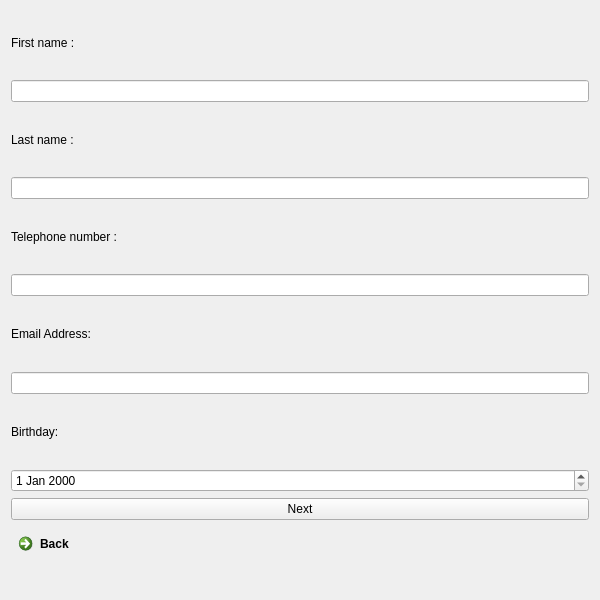
The window that ui/enter_profile.ui (PooyaFekri/LinkedIn) describes before a commit, drawn with Qt 5.
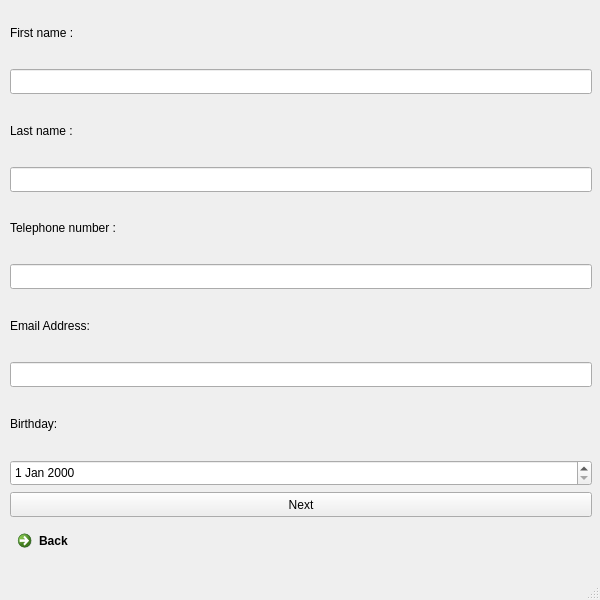
The same window after the commit.

Patch:
```diff
--- a/ui/enter_profile.ui
+++ b/ui/enter_profile.ui
@@ -1,7 +1,7 @@
 <?xml version="1.0" encoding="UTF-8"?>
 <ui version="4.0">
- <class>EnterProfile</class>
- <widget class="QWidget" name="EnterProfile">
+ <class>MainWindow</class>
+ <widget class="QMainWindow" name="MainWindow">
   <property name="geometry">
    <rect>
     <x>0</x>
@@ -13,59 +13,147 @@
   <property name="windowTitle">
    <string>Form</string>
   </property>
-  <property name="layoutDirection">
-   <enum>Qt::LeftToRight</enum>
-  </property>
-  <layout class="QVBoxLayout" name="verticalLayout">
-   <item>
-    <widget class="QLabel" name="label">
-     <property name="text">
-      <string>First name :</string>
-     </property>
-    </widget>
-   </item>
-   <item>
-    <widget class="QLineEdit" name="lineEdit_firstName"/>
-   </item>
-   <item>
-    <widget class="QLabel" name="label_2">
-     <property name="text">
-      <string>Last name :</string>
-     </property>
-    </widget>
-   </item>
-   <item>
-    <widget class="QLineEdit" name="lineEdit_lastName"/>
-   </item>
-   <item>
+  <widget class="QWidget" name="centralwidget">
+   <widget class="QLineEdit" name="lineEdit_firstName">
+    <property name="geometry">
+     <rect>
+      <x>10</x>
+      <y>69</y>
+      <width>582</width>
+      <height>25</height>
+     </rect>
+    </property>
+   </widget>
     <widget class="QLabel" name="label_3">
+    <property name="geometry">
+     <rect>
+      <x>10</x>
+      <y>198</y>
+      <width>582</width>
+      <height>60</height>
+     </rect>
+    </property>
      <property name="text">
       <string>Telephone number :</string>
      </property>
     </widget>
-   </item>
-   <item>
-    <widget class="QLineEdit" name="lineEdit_telNum"/>
-   </item>
-   <item>
     <widget class="QLabel" name="label_4">
+    <property name="geometry">
+     <rect>
+      <x>10</x>
+      <y>295</y>
+      <width>582</width>
+      <height>61</height>
+     </rect>
+    </property>
      <property name="text">
       <string>Email Address:</string>
      </property>
     </widget>
-   </item>
-   <item>
-    <widget class="QLineEdit" name="lineEdit_emailAdd"/>
-   </item>
-   <item>
+   <widget class="QCommandLinkButton" name="back_Button">
+    <property name="geometry">
+     <rect>
+      <x>10</x>
+      <y>523</y>
+      <width>582</width>
+      <height>61</height>
+     </rect>
+    </property>
+    <property name="text">
+     <string>Back</string>
+    </property>
+   </widget>
+   <widget class="QLineEdit" name="lineEdit_emailAdd">
+    <property name="geometry">
+     <rect>
+      <x>10</x>
+      <y>362</y>
+      <width>582</width>
+      <height>25</height>
+     </rect>
+    </property>
+   </widget>
+   <widget class="QLineEdit" name="lineEdit_telNum">
+    <property name="geometry">
+     <rect>
+      <x>10</x>
+      <y>264</y>
+      <width>582</width>
+      <height>25</height>
+     </rect>
+    </property>
+   </widget>
+   <widget class="QPushButton" name="next_Button">
+    <property name="geometry">
+     <rect>
+      <x>10</x>
+      <y>492</y>
+      <width>582</width>
+      <height>25</height>
+     </rect>
+    </property>
+    <property name="text">
+     <string>Next</string>
+    </property>
+   </widget>
     <widget class="QLabel" name="label_6">
+    <property name="geometry">
+     <rect>
+      <x>10</x>
+      <y>393</y>
+      <width>582</width>
+      <height>61</height>
+     </rect>
+    </property>
      <property name="text">
       <string>Birthday:</string>
      </property>
     </widget>
-   </item>
-   <item>
+   <widget class="QLabel" name="label_2">
+    <property name="geometry">
+     <rect>
+      <x>10</x>
+      <y>100</y>
+      <width>582</width>
+      <height>61</height>
+     </rect>
+    </property>
+    <property name="text">
+     <string>Last name :</string>
+    </property>
+   </widget>
+   <widget class="QLineEdit" name="lineEdit_lastName">
+    <property name="geometry">
+     <rect>
+      <x>10</x>
+      <y>167</y>
+      <width>582</width>
+      <height>25</height>
+     </rect>
+    </property>
+   </widget>
+   <widget class="QLabel" name="label">
+    <property name="geometry">
+     <rect>
+      <x>10</x>
+      <y>2</y>
+      <width>582</width>
+      <height>61</height>
+     </rect>
+    </property>
+    <property name="text">
+     <string>First name :</string>
+    </property>
+   </widget>
     <widget class="QDateEdit" name="dateEdit_birthday">
+    <property name="geometry">
+     <rect>
+      <x>10</x>
+      <y>460</y>
+      <width>582</width>
+      <height>26</height>
+     </rect>
+    </property>
      <property name="layoutDirection">
       <enum>Qt::LeftToRight</enum>
      </property>
@@ -83,22 +171,18 @@
       </datetime>
      </property>
     </widget>
-   </item>
-   <item>
-    <widget class="QPushButton" name="next_Button">
-     <property name="text">
-      <string>Next</string>
-     </property>
-    </widget>
-   </item>
-   <item>
-    <widget class="QCommandLinkButton" name="back_Button">
-     <property name="text">
-      <string>Back</string>
-     </property>
-    </widget>
-   </item>
-  </layout>
+  </widget>
+  <widget class="QMenuBar" name="menubar">
+   <property name="geometry">
+    <rect>
+     <x>0</x>
+     <y>0</y>
+     <width>600</width>
+     <height>22</height>
+    </rect>
+   </property>
+  </widget>
+  <widget class="QStatusBar" name="statusbar"/>
  </widget>
  <resources/>
  <connections/>
```
Left out of the diff: 2 changed lines with no effect on the pictures. Lines whose indentation alone changed are shown as unchanged.
